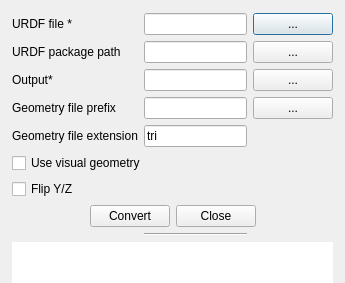
The window that Main/URDFtoRobQt/dialog.ui (krishauser/Klampt) describes before a commit, drawn with Qt 5.
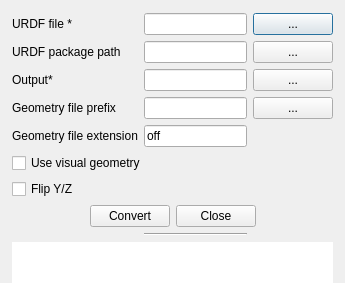
The same window after the commit.

Commit message: URDFtoRob now uses off files by default

```diff
--- a/Main/URDFtoRobQt/dialog.ui
+++ b/Main/URDFtoRobQt/dialog.ui
@@ -19,7 +19,7 @@
      <x>12</x>
      <y>13</y>
      <width>321</width>
-     <height>271</height>
+     <height>284</height>
     </rect>
    </property>
    <layout class="QGridLayout" name="gridLayout">
@@ -106,7 +106,7 @@
     <item row="7" column="1">
      <widget class="QLineEdit" name="line_ext">
       <property name="text">
-       <string>tri</string>
+       <string>off</string>
       </property>
      </widget>
     </item>
```
The commit also changes 1 other file.
